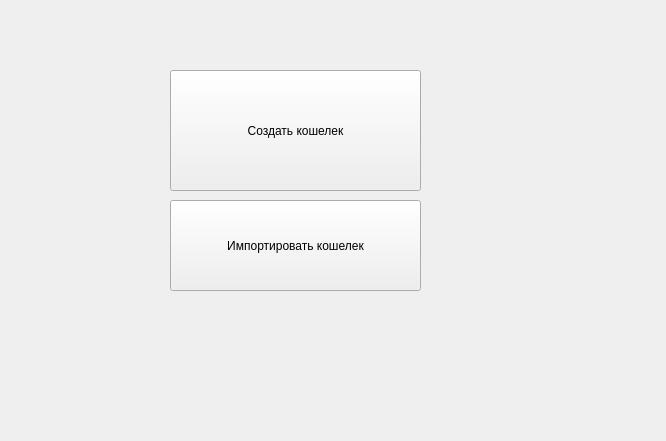
gberdyshev/simple-bitcoin-wallet, file simple_bitcoin_wallet/ui/firstrun_form.ui: the form before one commit.
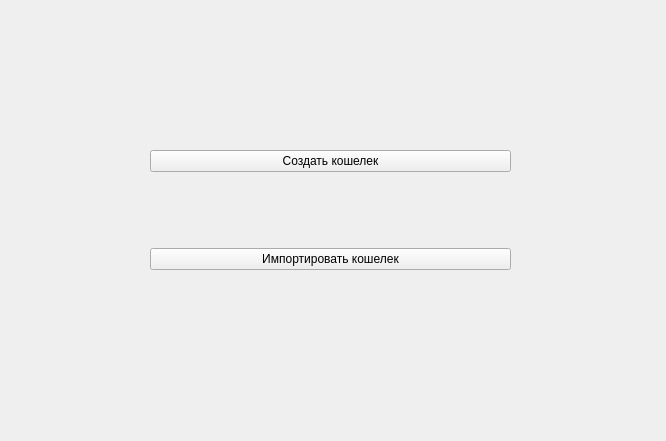
The form after the commit.

Diff of the .ui file:
```diff
--- a/simple_bitcoin_wallet/ui/firstrun_form.ui
+++ b/simple_bitcoin_wallet/ui/firstrun_form.ui
@@ -27,31 +27,31 @@
      <number>0</number>
     </property>
     <widget class="QWidget" name="welcome">
+     <widget class="QWidget" name="">
+      <property name="geometry">
+       <rect>
+        <x>150</x>
+        <y>70</y>
+        <width>361</width>
+        <height>261</height>
+       </rect>
+      </property>
+      <layout class="QVBoxLayout" name="verticalLayout_4">
+       <item>
      <widget class="QPushButton" name="create_wallet">
-      <property name="geometry">
-       <rect>
-        <x>170</x>
-        <y>60</y>
-        <width>251</width>
-        <height>121</height>
-       </rect>
-      </property>
       <property name="text">
        <string>Создать кошелек</string>
       </property>
      </widget>
+       </item>
+       <item>
      <widget class="QPushButton" name="import_wallet">
-      <property name="geometry">
-       <rect>
-        <x>170</x>
-        <y>190</y>
-        <width>251</width>
-        <height>91</height>
-       </rect>
-      </property>
       <property name="text">
        <string>Импортировать кошелек</string>
       </property>
+        </widget>
+       </item>
+      </layout>
      </widget>
     </widget>
     <widget class="QWidget" name="importer">
```
Lines whose indentation alone changed are shown as unchanged.
